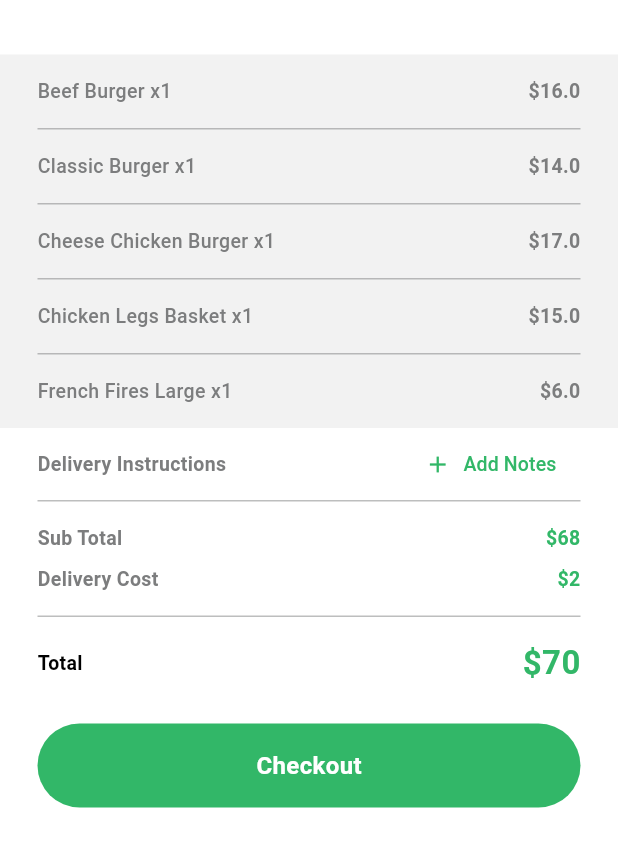
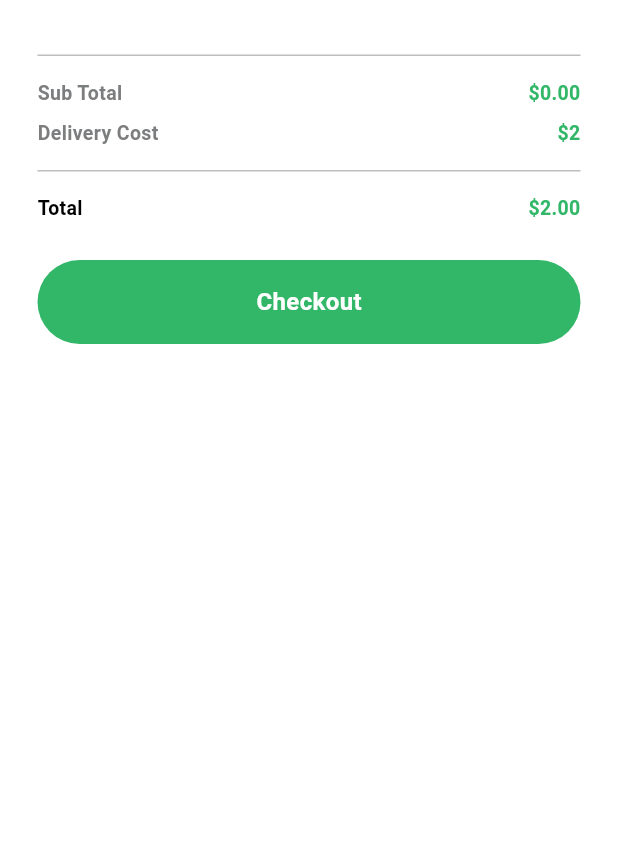
Before and after one commit to OneByte-Foods/ONE-BYTE-FOOD-MOBILE, a Flutter app: the MyOrderView screen opened directly, on a phone screen of 412 x 824 dp, the part 325-1192 px from its top. Run offline on Flutter 3.47's test engine with Material 3 defaults, Android fonts, the phone set to English and light mode, and no system bars; our stand-ins replace cloud_firestore, connectivity_plus, dio, firebase_auth, firebase_core, firebase_database and 11 more; missing offline and left inert: custom_map_markers, flutter_polyline_points, khalti_flutter, mobile_scanner, qr_scanner_overlay; accounts and stored records are empty.

Commit message:
✨ Feat : Add to cart functionalities working now !

```diff
--- a/lib/main.dart
+++ b/lib/main.dart
@@ -2,6 +2,7 @@ import 'package:One_Bytes_Food/constants/global_colors.dart';
 import 'package:One_Bytes_Food/dependency_injection.dart';
 import 'package:One_Bytes_Food/firebase_options.dart';
 import 'package:One_Bytes_Food/onboarding/onboarding_view.dart';
+import 'package:One_Bytes_Food/provider/cart_provider.dart';
 import 'package:One_Bytes_Food/provider/location_provider.dart';
 import 'package:One_Bytes_Food/provider/qr_code_provider.dart';
 import 'package:One_Bytes_Food/provider/seat_provider.dart';
@@ -28,6 +29,7 @@ void main() async {
     providers: [
       ChangeNotifierProvider(create: (context) => LocationProvider()),
       ChangeNotifierProvider(create: (context) => QrCodeProvider()),
+      ChangeNotifierProvider(create: (context) => CartModel()),
       ChangeNotifierProvider(
         create: (context) => SeatProvider(),
       )
--- /dev/null
+++ b/lib/provider/cart_provider.dart
@@ -0,0 +1,36 @@
+import 'package:flutter/material.dart';
+
+class CartModel extends ChangeNotifier {
+  // List to store the items in the cart
+  List<Map<String, dynamic>> _items = [];
+
+  // Getter to access the items list
+  List<Map<String, dynamic>> get items => _items;
+
+  // Method to add an item to the cart
+  void addToCart(Map<String, dynamic> item) {
+    _items.add(item);
+    notifyListeners(); // Notify listeners about the change
+  }
+
+  // Method to remove an item from the cart
+  void removeFromCart(int index) {
+    _items.removeAt(index);
+    notifyListeners(); // Notify listeners about the change
+  }
+
+  double calculateSubTotal(List<Map<String, dynamic>> items) {
+    double subTotal = 0.0;
+    for (var item in items) {
+      final price = item['price'] as num;
+      final qty = item['qty'] as num;
+      subTotal += price * qty;
+    }
+    return subTotal;
+  }
+
+  double calculateTotal(List<Map<String, dynamic>> items) {
+    // Add delivery cost to the sub total
+    return calculateSubTotal(items) + 2; // Assuming delivery cost is $2
+  }
+}
--- a/lib/screens/my_order_view.dart
+++ b/lib/screens/my_order_view.dart
@@ -1,7 +1,9 @@
 import 'package:One_Bytes_Food/screens/checkout_screen.dart';
 import 'package:flutter/material.dart';
+import 'package:provider/provider.dart';
 
 import '../constants/global_colors.dart';
+import '../provider/cart_provider.dart';
 import '../widgets/round_button.dart';
 
 class MyOrderView extends StatefulWidget {
@@ -185,11 +187,13 @@ class _MyOrderViewState extends State<MyOrderView> {
               ),
               Container(
                 decoration: BoxDecoration(color: AppColors.textfield),
-                child: ListView.separated(
+                child: Consumer<CartModel>(
+                  builder: (context, cart, child) {
+                    return ListView.separated(
                       physics: const NeverScrollableScrollPhysics(),
                       shrinkWrap: true,
                       padding: EdgeInsets.zero,
-                  itemCount: itemArr.length,
+                      itemCount: cart.items.length,
                       separatorBuilder: ((context, index) => Divider(
                             indent: 25,
                             endIndent: 25,
@@ -197,7 +201,7 @@ class _MyOrderViewState extends State<MyOrderView> {
                             height: 1,
                           )),
                       itemBuilder: ((context, index) {
-                    var cObj = itemArr[index] as Map? ?? {};
+                        var cObj = cart.items[index];
                         return Container(
                           padding: const EdgeInsets.symmetric(
                               vertical: 15, horizontal: 25),
@@ -227,6 +231,8 @@ class _MyOrderViewState extends State<MyOrderView> {
                           ),
                         );
                       }),
+                    );
+                  },
                 ),
               ),
               Padding(
@@ -234,30 +240,6 @@ class _MyOrderViewState extends State<MyOrderView> {
                 child: Column(
                   crossAxisAlignment: CrossAxisAlignment.start,
                   children: [
-                    Row(
-                      mainAxisAlignment: MainAxisAlignment.spaceBetween,
-                      children: [
-                        Text(
-                          "Delivery Instructions",
-                          textAlign: TextAlign.center,
-                          style: TextStyle(
-                              color: AppColors.primaryText,
-                              fontSize: 13,
-                              fontWeight: FontWeight.w700),
-                        ),
-                        TextButton.icon(
-                          onPressed: () {},
-                          icon: Icon(Icons.add, color: AppColors.primary),
-                          label: Text(
-                            "Add Notes",
-                            style: TextStyle(
-                                color: AppColors.primary,
-                                fontSize: 13,
-                                fontWeight: FontWeight.w500),
-                          ),
-                        )
-                      ],
-                    ),
                     Divider(
                       color: AppColors.secondaryText.withOpacity(0.5),
                       height: 1,
@@ -276,13 +258,21 @@ class _MyOrderViewState extends State<MyOrderView> {
                               fontSize: 13,
                               fontWeight: FontWeight.w700),
                         ),
-                        Text(
-                          "\$68",
+                        Consumer<CartModel>(
+                          builder: (context, cart, child) {
+                            return Text(
+                              "\$" +
+                                  cart
+                                      .calculateSubTotal(cart.items)
+                                      .toStringAsFixed(2),
                               style: TextStyle(
                                 color: AppColors.primary,
                                 fontSize: 13,
-                              fontWeight: FontWeight.w700),
-                        )
+                                fontWeight: FontWeight.w700,
+                              ),
+                            );
+                          },
+                        ),
                       ],
                     ),
                     const SizedBox(
@@ -329,13 +319,21 @@ class _MyOrderViewState extends State<MyOrderView> {
                               fontSize: 13,
                               fontWeight: FontWeight.w700),
                         ),
-                        Text(
-                          "\$70",
+                        Consumer<CartModel>(
+                          builder: (context, cart, child) {
+                            return Text(
+                              "\$" +
+                                  cart
+                                      .calculateTotal(cart.items)
+                                      .toStringAsFixed(2),
                               style: TextStyle(
                                 color: AppColors.primary,
-                              fontSize: 22,
-                              fontWeight: FontWeight.w700),
-                        )
+                                fontSize: 13,
+                                fontWeight: FontWeight.w700,
+                              ),
+                            );
+                          },
+                        ),
                       ],
                     ),
                     const SizedBox(
```
Also changed, not shown: lib/screens/menu/item_details_view.dart (+38 -7 lines). Lines whose indentation alone changed are shown as unchanged.
